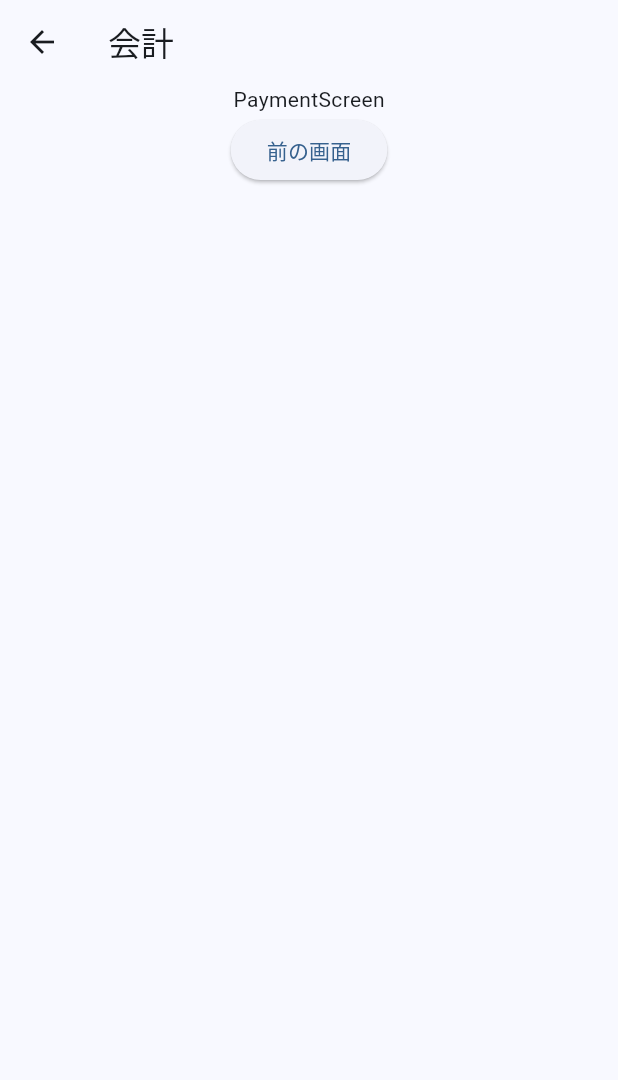
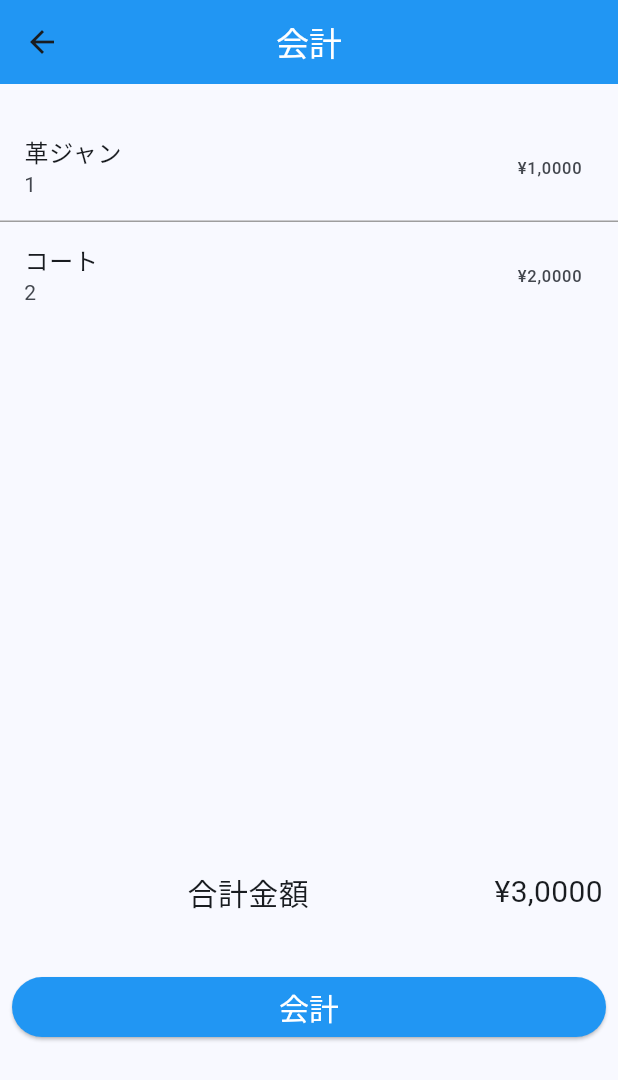
Before and after one commit to taimatu7/free_market_pos_flutter, a Flutter app: the PaymentScreen screen opened directly, on a phone screen of 412 x 824 dp. Shown: the top 1080 px of the screen. Run offline on Flutter 3.47's test engine with Material 3 defaults, Android fonts, the phone set to English and light mode, and no system bars; our stand-ins replace badges, flutter_riverpod.

Commit message:
update: 支払画面のレイアウトを修正

```diff
--- a/lib/presentation/sale/payment/view/payment_screen.dart
+++ b/lib/presentation/sale/payment/view/payment_screen.dart
@@ -1,4 +1,7 @@
 import 'package:flutter/material.dart';
+import 'package:free_market_pos_flutter/presentation/constants/constants.dart';
+import 'package:free_market_pos_flutter/presentation/sale/payment/view/widgets/payment_dialog.dart';
+import 'package:free_market_pos_flutter/presentation/sale/sale/view/sale_screen.dart';
 
 class PaymentScreen extends StatefulWidget {
   const PaymentScreen({Key? key}) : super(key: key);
@@ -7,21 +10,98 @@ class PaymentScreen extends StatefulWidget {
 }
 
 class _PaymentScreenState extends State<PaymentScreen> {
+  final List<({String name, String amount, String price})> list = [
+    (name: "革ジャン", amount: "1", price: "¥1,0000"),
+    (name: "コート", amount: "2", price: "¥2,0000")
+  ];
   @override
   Widget build(BuildContext context) {
+    double screenHeight = MediaQuery.of(context).size.height;
+    double targetHeight = screenHeight * 0.6;
     return Scaffold(
-      appBar: AppBar(title: const Text("会計")),
-      body: Column(
-        children: [
-          const Center(
-            child: Text("PaymentScreen"),
+      appBar: AppBar(
+        title: const Text("会計", style: TextStyle(color: titleColor)),
+        backgroundColor: appBarColor,
+        centerTitle: true,
+      ),
+      body: SingleChildScrollView(
+        child: Center(
+          child: Column(
+            children: [
+              const SizedBox(
+                height: 20,
+              ),
+              SizedBox(
+                height: targetHeight,
+                child: ListView.separated(
+                  shrinkWrap: true,
+                  itemBuilder: (BuildContext context, int index) {
+                    return ListTile(
+                      title: Text(list[index].name),
+                      subtitle: Text(list[index].amount),
+                      trailing: Text(list[index].price),
+                    );
+                  },
+                  separatorBuilder: (BuildContext context, int index) =>
+                      const Divider(height: 0),
+                  itemCount: 2,
+                ),
+              ),
+              const Padding(
+                padding: EdgeInsets.all(10.0),
+                child: Row(
+                  children: [
+                    Expanded(
+                        child: Text(
+                      "合計金額",
+                      textAlign: TextAlign.right,
+                      style: TextStyle(fontSize: 20),
+                    )),
+                    Expanded(
+                        child: Text(
+                      "¥3,0000",
+                      textAlign: TextAlign.right,
+                      style: TextStyle(fontSize: 20),
+                    )),
+                  ],
+                ),
+              ),
+              const SizedBox(
+                height: 20,
+              ),
+              Padding(
+                padding: const EdgeInsets.all(8.0),
+                child: Row(
+                  children: [
+                    Expanded(
+                        child: ElevatedButton(
+                            style: ButtonStyle(
+                              backgroundColor:
+                                  MaterialStateProperty.all<Color>(Colors.blue),
+                            ),
+                            onPressed: () {
+                              showDialog(
+                                      context: context,
+                                      builder: (_) => const PaymentDialog())
+                                  .then((value) {
+                                Navigator.push(context, MaterialPageRoute(
+                                  builder: (context) {
+                                    return const SaleScreen(
+                                      paymented: true,
+                                    );
+                                  },
+                                ));
+                              });
+                            },
+                            child: const Text("会計",
+                                style: TextStyle(
+                                    fontSize: 20, color: Colors.white)))),
+                  ],
+                ),
+              )
+            ],
           ),
-          ElevatedButton(
-              onPressed: () {
-                Navigator.pop(context);
-              },
-              child: const Text("前の画面"))
-        ],
+        ),
       ),
     );
   }
```
